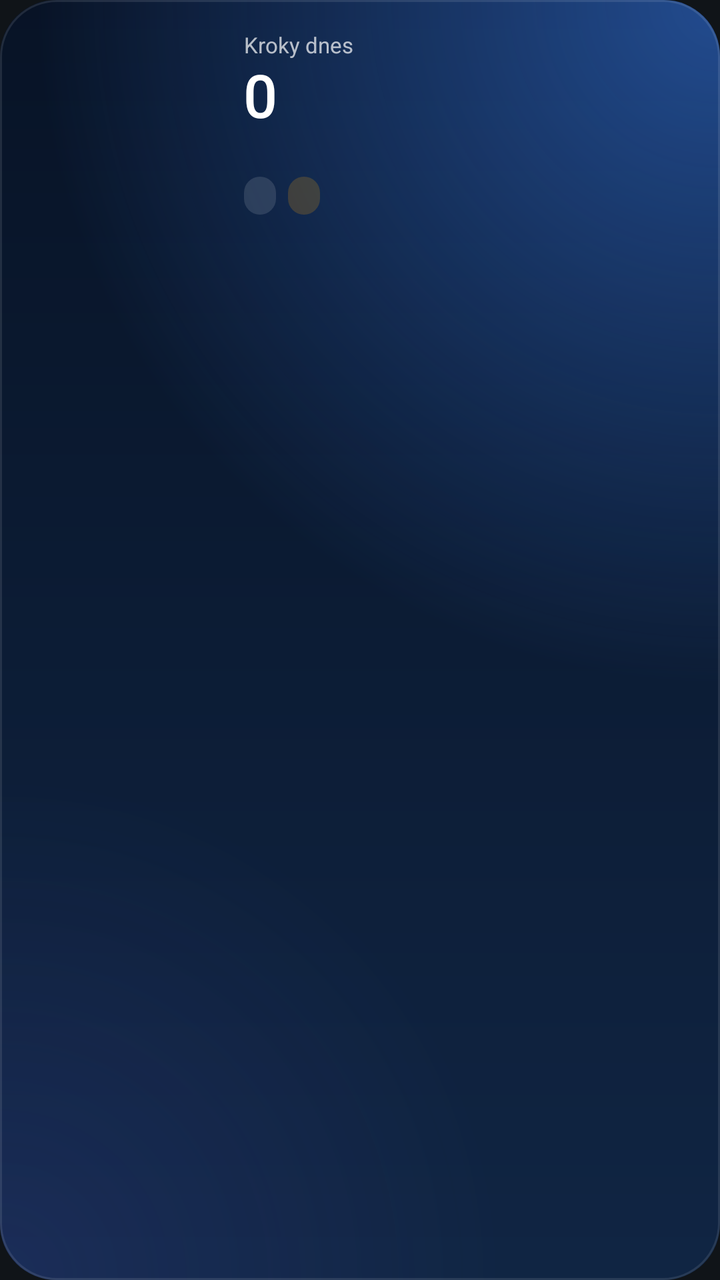
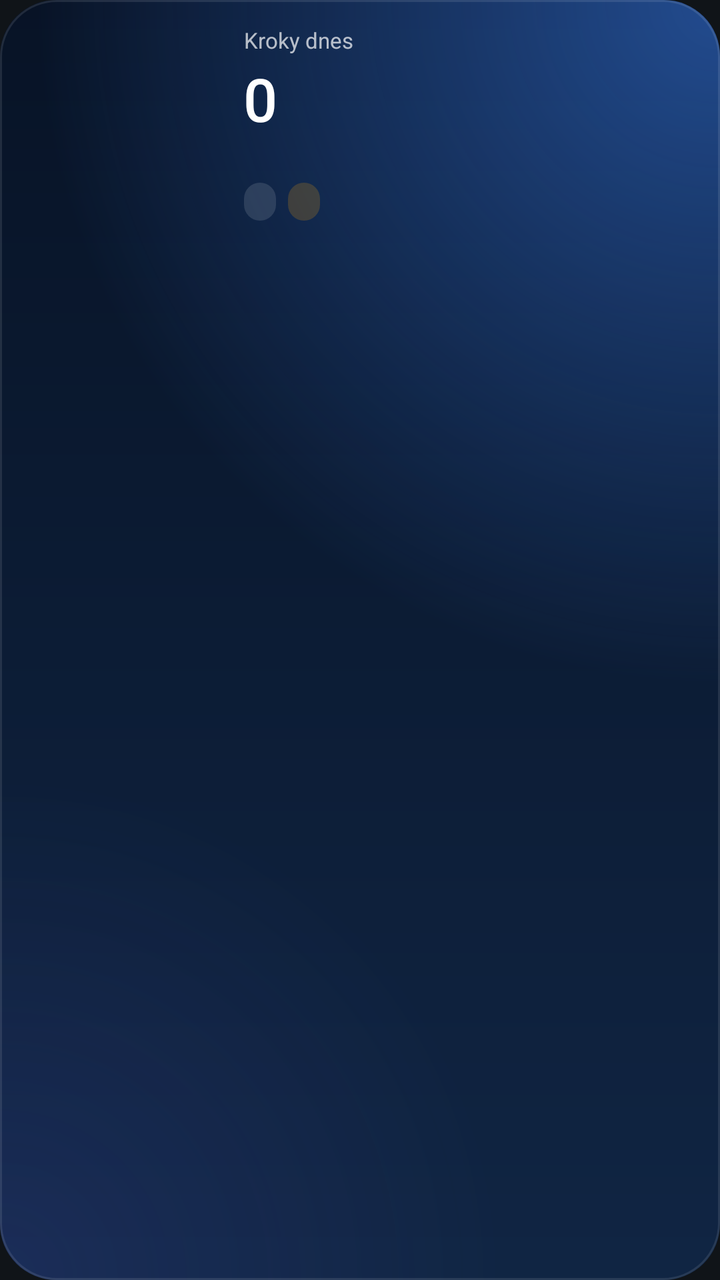

Compare the two renders of this Android layout. The source of the first and the diff that turns it into the second are given below.
<!-- AndroidManifest.xml: application theme Theme.CarTracker -->
<!-- res/layout/widget_steps.xml -->
<?xml version="1.0" encoding="utf-8"?>
<LinearLayout xmlns:android="http://schemas.android.com/apk/res/android"
    android:id="@+id/s_root" android:layout_width="match_parent" android:layout_height="match_parent"
    android:background="@drawable/wg_bg_walk" android:orientation="vertical" android:padding="14dp">

    <LinearLayout android:layout_width="match_parent" android:layout_height="wrap_content" android:gravity="center_vertical" android:orientation="horizontal">
        <ImageView android:id="@+id/s_ring" android:layout_width="96dp" android:layout_height="96dp" android:scaleType="fitCenter" />
        <LinearLayout android:layout_width="0dp" android:layout_height="wrap_content" android:layout_weight="1" android:layout_marginStart="12dp" android:orientation="vertical">
            <TextView android:id="@+id/s_title" android:layout_width="wrap_content" android:layout_height="wrap_content" android:text="Kroky dnes" android:textColor="#B3FFFFFF" android:textSize="11sp" android:maxLines="1" android:ellipsize="end" android:includeFontPadding="false" />
            <TextView android:id="@+id/s_big" android:layout_width="wrap_content" android:layout_height="wrap_content" android:text="0" android:textColor="#FFFFFFFF" android:textSize="30sp" android:maxLines="1" android:ellipsize="end" android:includeFontPadding="false" android:fontFamily="sans-serif-medium" android:letterSpacing="-0.03" android:layout_marginTop="2dp"/>
            <TextView android:id="@+id/s_left" android:layout_width="match_parent" android:layout_height="wrap_content" android:text="" android:textColor="#B3FFFFFF" android:textSize="12sp" android:maxLines="2" android:ellipsize="end" android:includeFontPadding="false" android:layout_marginTop="2dp"/>
            <LinearLayout android:layout_width="wrap_content" android:layout_height="wrap_content" android:layout_marginTop="6dp" android:orientation="horizontal">
                <TextView android:id="@+id/s_km" android:layout_width="wrap_content" android:layout_height="wrap_content" android:text="" android:textColor="#FFFFFFFF" android:textSize="11sp" android:maxLines="1" android:ellipsize="end" android:includeFontPadding="false" android:fontFamily="sans-serif-medium" android:background="@drawable/wg_pill" android:paddingStart="8dp" android:paddingEnd="8dp" android:paddingTop="3dp" android:paddingBottom="3dp"/>
                <TextView android:id="@+id/s_streak" android:layout_width="wrap_content" android:layout_height="wrap_content" android:text="" android:textColor="#FFFDE68A" android:textSize="11sp" android:maxLines="1" android:ellipsize="end" android:includeFontPadding="false" android:fontFamily="sans-serif-medium" android:background="@drawable/wg_chip_warn" android:paddingStart="8dp" android:paddingEnd="8dp" android:paddingTop="3dp" android:paddingBottom="3dp" android:layout_marginStart="6dp"/>
            </LinearLayout>
        </LinearLayout>
    </LinearLayout>
    <ImageView android:id="@+id/s_week" android:layout_width="match_parent" android:layout_height="0dp" android:layout_weight="1" android:minHeight="40dp" android:layout_marginTop="10dp" android:scaleType="fitXY" />

</LinearLayout>
<!-- resources referenced by this layout -->
<resources>
  <!-- drawable wg_bg_walk (drawable) -->
  <?xml version="1.0" encoding="utf-8"?>
  <layer-list xmlns:android="http://schemas.android.com/apk/res/android">
      <item>
          <shape android:shape="rectangle">
              <gradient android:angle="300" android:startColor="#F2071226" android:endColor="#F2102545" android:type="linear" />
              <corners android:radius="28dp" />
          </shape>
      </item>
      <item>
          <shape android:shape="rectangle">
              <gradient android:type="radial" android:gradientRadius="95%" android:centerX="1.0" android:centerY="0.0"
                  android:startColor="#803B82F6" android:endColor="#00000000" />
              <corners android:radius="28dp" />
          </shape>
      </item>
      <item>
          <shape android:shape="rectangle">
              <gradient android:type="radial" android:gradientRadius="70%" android:centerX="0.0" android:centerY="1.0"
                  android:startColor="#1F6366F1" android:endColor="#00000000" />
              <corners android:radius="28dp" />
          </shape>
      </item>
      <item>
          <shape android:shape="rectangle">
              <stroke android:width="1dp" android:color="#1AFFFFFF" />
              <corners android:radius="28dp" />
          </shape>
      </item>
  </layer-list>
  <!-- drawable wg_chip_warn (drawable) -->
  <?xml version="1.0" encoding="utf-8"?>
  <shape xmlns:android="http://schemas.android.com/apk/res/android" android:shape="rectangle">
      <solid android:color="#33F59E0B" />
      <corners android:radius="99dp" />
  </shape>
  <!-- drawable wg_pill (drawable) -->
  <?xml version="1.0" encoding="utf-8"?>
  <shape xmlns:android="http://schemas.android.com/apk/res/android" android:shape="rectangle">
      <solid android:color="#1FFFFFFF" />
      <corners android:radius="99dp" />
  </shape>
  <style name="Theme.CarTracker" parent="android:Theme.Material.NoActionBar">
          <item name="android:statusBarColor">@android:color/transparent</item>
          <item name="android:windowBackground">@color/bg</item>
      </style>
  <color name="bg">#FF101418</color>
</resources>

<!-- the commit's change to res/layout/widget_steps.xml (unified diff, before → after) -->
@@ -7,7 +7,7 @@
         <ImageView android:id="@+id/s_ring" android:layout_width="96dp" android:layout_height="96dp" android:scaleType="fitCenter" />
         <LinearLayout android:layout_width="0dp" android:layout_height="wrap_content" android:layout_weight="1" android:layout_marginStart="12dp" android:orientation="vertical">
             <TextView android:id="@+id/s_title" android:layout_width="wrap_content" android:layout_height="wrap_content" android:text="Kroky dnes" android:textColor="#B3FFFFFF" android:textSize="11sp" android:maxLines="1" android:ellipsize="end" android:includeFontPadding="false" />
-            <TextView android:id="@+id/s_big" android:layout_width="wrap_content" android:layout_height="wrap_content" android:text="0" android:textColor="#FFFFFFFF" android:textSize="30sp" android:maxLines="1" android:ellipsize="end" android:includeFontPadding="false" android:fontFamily="sans-serif-medium" android:letterSpacing="-0.03" android:layout_marginTop="2dp"/>
+            <TextView android:id="@+id/s_big" android:layout_width="wrap_content" android:layout_height="wrap_content" android:text="0" android:textColor="#FFFFFFFF" android:textSize="30sp" android:maxLines="1" android:ellipsize="end" android:includeFontPadding="true" android:fontFamily="sans-serif-medium" android:letterSpacing="-0.03" android:layout_marginTop="2dp"/>
             <TextView android:id="@+id/s_left" android:layout_width="match_parent" android:layout_height="wrap_content" android:text="" android:textColor="#B3FFFFFF" android:textSize="12sp" android:maxLines="2" android:ellipsize="end" android:includeFontPadding="false" android:layout_marginTop="2dp"/>
             <LinearLayout android:layout_width="wrap_content" android:layout_height="wrap_content" android:layout_marginTop="6dp" android:orientation="horizontal">
                 <TextView android:id="@+id/s_km" android:layout_width="wrap_content" android:layout_height="wrap_content" android:text="" android:textColor="#FFFFFFFF" android:textSize="11sp" android:maxLines="1" android:ellipsize="end" android:includeFontPadding="false" android:fontFamily="sans-serif-medium" android:background="@drawable/wg_pill" android:paddingStart="8dp" android:paddingEnd="8dp" android:paddingTop="3dp" android:paddingBottom="3dp"/>
